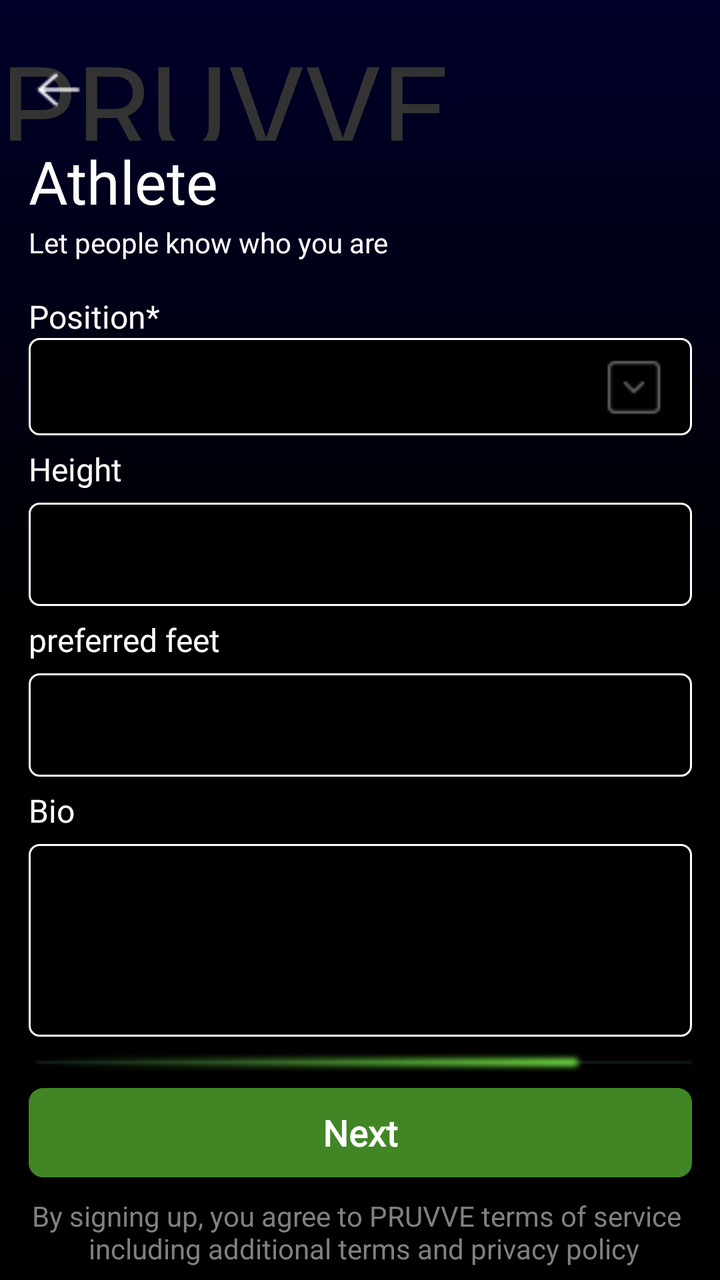
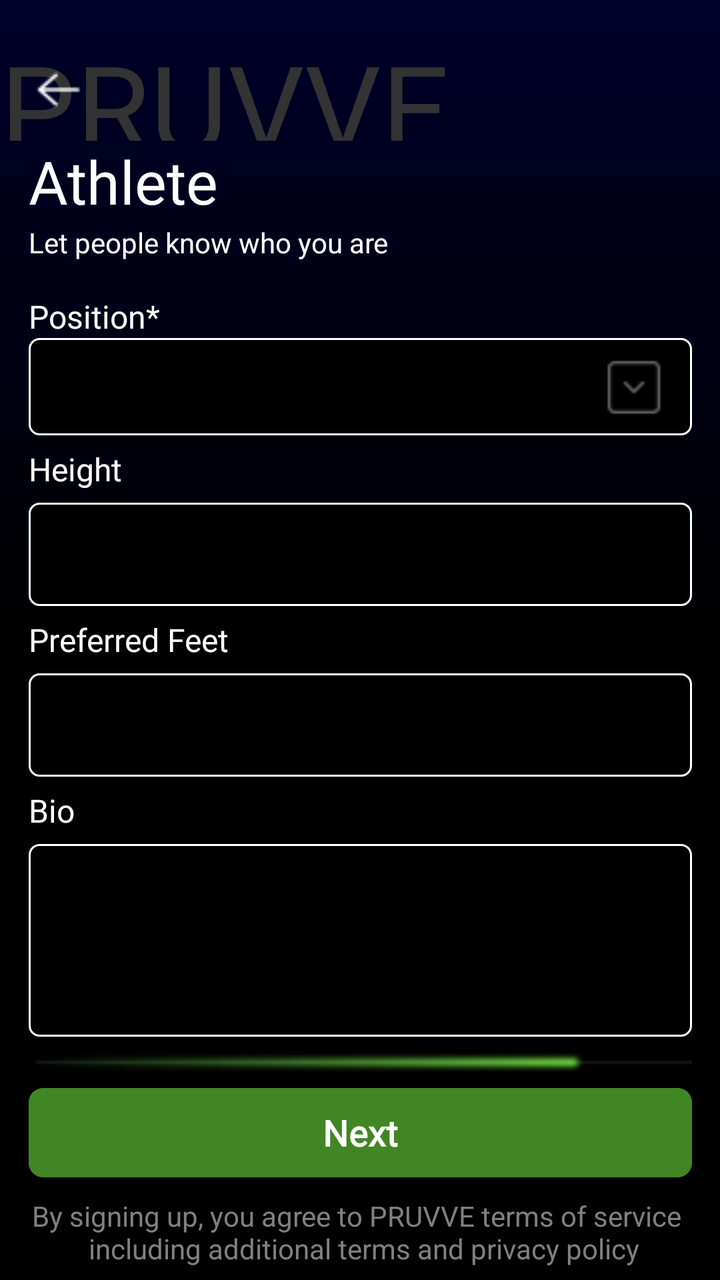

Compare the two renders of this Android layout. The source of the first and the diff that turns it into the second are given below.
<!-- AndroidManifest.xml: application theme Theme.Pruvve -->
<!-- res/layout/activity_athlete_account_finalization.xml -->
<?xml version="1.0" encoding="utf-8"?>
<androidx.constraintlayout.widget.ConstraintLayout xmlns:android="http://schemas.android.com/apk/res/android"
    xmlns:app="http://schemas.android.com/apk/res-auto"
    xmlns:tools="http://schemas.android.com/tools"
    android:background="@drawable/pitch_background"
    android:layout_width="match_parent"
    android:layout_height="match_parent"
    tools:context=".AthleteAccountFinalization">
    <TextView
        android:id="@+id/pruvve1"
        android:layout_width="match_parent"
        android:layout_height="0dp"
        android:fontFamily="@font/my_rubix_glitch"
        android:text="@string/pruvve"
        android:textColor="@color/dark_gray"
        android:textSize="60sp"
        app:layout_constraintBottom_toTopOf="@+id/guideline32"
        app:layout_constraintEnd_toEndOf="parent"
        app:layout_constraintHorizontal_bias="0.0"
        app:layout_constraintStart_toStartOf="parent"
        app:layout_constraintTop_toTopOf="@+id/guideline33"
        app:layout_constraintVertical_bias="0.0" />

    <TextView
        android:id="@+id/textView6"
        android:layout_width="0dp"
        android:layout_height="wrap_content"
        android:layout_marginBottom="1dp"
        android:fontFamily="@font/my_exo"
        android:text="Athlete"
        android:textColor="@color/white"
        android:textSize="30sp"
        app:layout_constraintBottom_toTopOf="@+id/textView5"
        app:layout_constraintEnd_toEndOf="parent"
        app:layout_constraintStart_toStartOf="@+id/guideline29"
        app:layout_constraintTop_toTopOf="@+id/guideline32"
        tools:ignore="HardcodedText" />

    <TextView
        android:id="@+id/textView5"
        android:layout_width="0dp"
        android:layout_height="0dp"
        android:text="Let people know who you are"
        android:textColor="@color/white"
        android:textSize="14sp"
        app:layout_constraintBottom_toTopOf="@+id/constraintLayout"
        app:layout_constraintEnd_toEndOf="parent"
        app:layout_constraintStart_toStartOf="@+id/guideline29"
        app:layout_constraintTop_toBottomOf="@+id/textView6"
        tools:ignore="HardcodedText" />

    <androidx.constraintlayout.widget.ConstraintLayout
        android:id="@+id/constraintLayout"
        android:layout_width="0dp"
        android:layout_height="0dp"
        app:layout_constraintBottom_toTopOf="@+id/guideline34"
        app:layout_constraintEnd_toStartOf="@+id/guideline37"
        app:layout_constraintHorizontal_bias="0.0"
        app:layout_constraintStart_toStartOf="@+id/guideline29"
        app:layout_constraintTop_toTopOf="@+id/guideline35"
        app:layout_constraintVertical_bias="1.0">

        <androidx.constraintlayout.widget.Guideline
            android:id="@+id/guideline71"
            android:layout_width="wrap_content"
            android:layout_height="wrap_content"
            android:orientation="horizontal"
            app:layout_constraintGuide_percent="0.74" />

        <TextView
            android:id="@+id/firstname"
            android:layout_width="match_parent"
            android:layout_height="wrap_content"
            android:fontFamily="@font/my_poppins"
            android:text="Position*"
            android:textColor="@color/white"
            android:textSize="16sp"
            app:layout_constraintEnd_toEndOf="parent"
            app:layout_constraintStart_toStartOf="parent"
            app:layout_constraintTop_toTopOf="parent"
            tools:ignore="HardcodedText" />

        <TextView
            android:id="@+id/lastname"
            android:layout_width="match_parent"
            android:layout_height="wrap_content"
            android:fontFamily="@font/my_poppins"
            android:text="Height"
            android:textColor="@color/white"
            android:textSize="16sp"
            app:layout_constraintBottom_toTopOf="@+id/etheight_field"
            app:layout_constraintEnd_toEndOf="parent"
            app:layout_constraintStart_toStartOf="parent"
            app:layout_constraintTop_toTopOf="@+id/guideline38"
            tools:ignore="HardcodedText" />

        <TextView
            android:id="@+id/zipcode"
            android:layout_width="0dp"
            android:layout_height="wrap_content"
            android:fontFamily="@font/my_poppins"
            android:text="preferred feet"
            android:textColor="@color/white"
            android:textSize="16sp"
            app:layout_constraintBottom_toTopOf="@id/etfeet_field"
            app:layout_constraintEnd_toEndOf="parent"
            app:layout_constraintStart_toStartOf="parent"
            app:layout_constraintTop_toTopOf="@+id/guideline36"
            tools:ignore="HardcodedText" />


        <EditText
            android:id="@+id/etfeet_field"
            android:layout_width="0dp"
            android:layout_height="0dp"
            android:autofillHints="height"
            android:inputType="text"
            android:background="@drawable/sign_in_viewbackgrounds"
            android:hint="feet"
            android:paddingEnd="20dp"
            android:textAlignment="center"
            android:textColor="@color/white"
            android:textSize="20sp"
            app:layout_constraintBottom_toTopOf="@+id/guideline45"
            app:layout_constraintEnd_toEndOf="parent"
            app:layout_constraintStart_toStartOf="parent"
            app:layout_constraintTop_toTopOf="@+id/guideline43"
            app:layout_constraintVertical_bias="1.0"
            tools:ignore="HardcodedText,RtlSymmetry" />

        <TextView
            android:id="@+id/tvpositionview"
            android:layout_width="0dp"
            android:layout_height="0dp"
            android:background="@drawable/sign_in_viewbackgrounds"
            android:fontFamily="@font/poppins_bold"
            android:gravity="center"
            android:textColor="@color/white"
            android:textSize="20sp"
            app:layout_constraintBottom_toTopOf="@+id/guideline38"
            app:layout_constraintEnd_toEndOf="parent"
            app:layout_constraintStart_toStartOf="parent"
            app:layout_constraintTop_toBottomOf="@+id/firstname" />


        <EditText
            android:id="@+id/etheight_field"
            android:layout_width="match_parent"
            android:layout_height="0dp"
            android:inputType="text"
            android:autofillHints="height"
            android:background="@drawable/sign_in_viewbackgrounds"
            android:hint="last name"
            android:textAlignment="center"
            android:textColor="@color/white"
            android:textSize="20sp"
            app:layout_constraintBottom_toTopOf="@+id/guideline36"
            app:layout_constraintStart_toStartOf="parent"
            app:layout_constraintTop_toTopOf="@+id/guideline41"
            app:layout_constraintVertical_bias="0.0"
            tools:ignore="HardcodedText" />

        <TextView
            android:id="@+id/tvbio"
            android:layout_width="0dp"
            android:layout_height="wrap_content"
            android:fontFamily="@font/my_poppins"
            android:text="Bio"
            android:textColor="@color/white"
            android:textSize="16sp"
            app:layout_constraintBottom_toTopOf="@+id/guideline71"
            app:layout_constraintEnd_toEndOf="parent"
            app:layout_constraintStart_toStartOf="parent"
            app:layout_constraintTop_toTopOf="@+id/guideline45"
            tools:ignore="HardcodedText" />

        <EditText
            android:id="@+id/etbiofield"
            android:layout_width="0dp"
            android:layout_height="0dp"
            android:textSize="14sp"
            android:gravity="start"
            android:autofillHints="who are you?"
            android:inputType="textMultiLine"
            android:hint="write your story"
            android:text="\t"
            android:textColor="@color/white"
            android:background="@drawable/sign_in_viewbackgrounds"
            app:layout_constraintBottom_toBottomOf="parent"
            app:layout_constraintEnd_toEndOf="parent"
            app:layout_constraintHorizontal_bias="0.0"
            app:layout_constraintStart_toStartOf="parent"
            app:layout_constraintTop_toTopOf="@+id/guideline71"
            app:layout_constraintVertical_bias="0.0"
            tools:ignore="HardcodedText"/>

        <androidx.constraintlayout.widget.Guideline
            android:id="@+id/guideline38"
            android:layout_width="wrap_content"
            android:layout_height="wrap_content"
            android:orientation="horizontal"
            app:layout_constraintGuide_percent="0.19" />

        <androidx.constraintlayout.widget.Guideline
            android:id="@+id/guideline36"
            android:layout_width="wrap_content"
            android:layout_height="wrap_content"
            android:orientation="horizontal"
            app:layout_constraintGuide_percent="0.42" />

        <androidx.constraintlayout.widget.Guideline
            android:id="@+id/guideline41"
            android:layout_width="wrap_content"
            android:layout_height="wrap_content"
            android:orientation="horizontal"
            app:layout_constraintGuide_percent="0.28" />

        <androidx.constraintlayout.widget.Guideline
            android:id="@+id/guideline43"
            android:layout_width="wrap_content"
            android:layout_height="wrap_content"
            android:orientation="horizontal"
            app:layout_constraintGuide_percent="0.51" />

        <androidx.constraintlayout.widget.Guideline
            android:id="@+id/guideline45"
            android:layout_width="wrap_content"
            android:layout_height="wrap_content"
            android:orientation="horizontal"
            app:layout_constraintGuide_percent="0.65" />

    </androidx.constraintlayout.widget.ConstraintLayout>

    <ImageView
        android:id="@+id/button1"
        android:layout_width="0dp"
        android:layout_height="0dp"
        android:background="@drawable/ep_back"
        android:text="Button"
        app:layout_constraintBottom_toTopOf="@+id/guideline10"
        app:layout_constraintEnd_toStartOf="@+id/guideline30"
        app:layout_constraintStart_toStartOf="@+id/guideline29"
        app:layout_constraintTop_toTopOf="@+id/guideline9"
        tools:ignore="HardcodedText,ContentDescription" />

    <Button
        android:id="@+id/button"
        android:layout_width="0dp"
        android:layout_height="0dp"
        android:background="@drawable/primary_button"
        android:fontFamily="@font/my_exo"
        android:text="Next"
        android:textAlignment="center"
        android:textAllCaps="false"
        android:textColor="@color/white"
        android:textSize="18sp"
        android:textStyle="bold"
        app:layout_constraintBottom_toTopOf="@+id/guideline66"
        app:layout_constraintEnd_toStartOf="@+id/guideline37"
        app:layout_constraintStart_toStartOf="@+id/guideline29"
        app:layout_constraintTop_toTopOf="@+id/guideline72"
        tools:ignore="HardcodedText" />

    <ImageView
        android:layout_width="0dp"
        android:layout_height="0dp"
        android:src="@drawable/progress_bar6"
        android:contentDescription="shows current progress"
        app:layout_constraintBottom_toTopOf="@+id/guideline76"
        app:layout_constraintEnd_toStartOf="@+id/guideline37"
        app:layout_constraintStart_toStartOf="@+id/guideline29"
        app:layout_constraintTop_toTopOf="@+id/guideline75"
        tools:ignore="HardcodedText" />

    <ImageView
        android:id="@+id/imgender"
        android:layout_width="0dp"
        android:layout_height="0dp"
        android:src="@drawable/my_downarroaw"
        app:layout_constraintBottom_toTopOf="@+id/guideline79"
        app:layout_constraintEnd_toStartOf="@+id/guideline37"
        app:layout_constraintStart_toStartOf="@+id/guideline77"
        app:layout_constraintTop_toTopOf="@+id/guideline78"
        tools:ignore="ContentDescription"/>

    <TextView
        android:id="@+id/tvtos"
        android:layout_width="0dp"
        android:layout_height="0dp"
        android:text="By signing up, you agree to PRUVVE terms of service \n including additional terms and privacy policy"
        android:textAlignment="center"
        android:textColor="@color/gray"
        android:textSize="14sp"
        app:layout_constraintBottom_toBottomOf="parent"
        app:layout_constraintEnd_toStartOf="@+id/guideline37"
        app:layout_constraintStart_toStartOf="@+id/guideline29"
        app:layout_constraintTop_toTopOf="@+id/guideline80"
        tools:ignore="hardcodedText" />

    <androidx.constraintlayout.widget.Guideline
        android:id="@+id/guideline10"
        android:layout_width="wrap_content"
        android:layout_height="wrap_content"
        android:orientation="horizontal"
        app:layout_constraintGuide_percent="0.09" />

    <androidx.constraintlayout.widget.Guideline
        android:id="@+id/guideline29"
        android:layout_width="wrap_content"
        android:layout_height="wrap_content"
        android:orientation="vertical"
        app:layout_constraintGuide_percent="0.04" />

    <androidx.constraintlayout.widget.Guideline
        android:id="@+id/guideline30"
        android:layout_width="wrap_content"
        android:layout_height="wrap_content"
        android:orientation="vertical"
        app:layout_constraintGuide_percent="0.12" />

    <androidx.constraintlayout.widget.Guideline
        android:id="@+id/guideline32"
        android:layout_width="wrap_content"
        android:layout_height="wrap_content"
        android:orientation="horizontal"
        app:layout_constraintGuide_percent="0.11" />

    <androidx.constraintlayout.widget.Guideline
        android:id="@+id/guideline33"
        android:layout_width="wrap_content"
        android:layout_height="wrap_content"
        android:orientation="horizontal"
        app:layout_constraintGuide_percent="0.02" />

    <androidx.constraintlayout.widget.Guideline
        android:id="@+id/guideline34"
        android:layout_width="wrap_content"
        android:layout_height="wrap_content"
        android:orientation="horizontal"
        app:layout_constraintGuide_percent="0.81" />

    <androidx.constraintlayout.widget.Guideline
        android:id="@+id/guideline35"
        android:layout_width="wrap_content"
        android:layout_height="wrap_content"
        android:orientation="horizontal"
        app:layout_constraintGuide_percent="0.23" />

    <androidx.constraintlayout.widget.Guideline
        android:id="@+id/guideline37"
        android:layout_width="wrap_content"
        android:layout_height="wrap_content"
        android:orientation="vertical"
        app:layout_constraintGuide_percent="0.96107054" />

    <androidx.constraintlayout.widget.Guideline
        android:id="@+id/guideline66"
        android:layout_width="wrap_content"
        android:layout_height="wrap_content"
        android:orientation="horizontal"
        app:layout_constraintGuide_percent="0.92" />

    <androidx.constraintlayout.widget.Guideline
        android:id="@+id/guideline72"
        android:layout_width="wrap_content"
        android:layout_height="wrap_content"
        android:orientation="horizontal"
        app:layout_constraintGuide_percent="0.85" />

    <androidx.constraintlayout.widget.Guideline
        android:id="@+id/guideline76"
        android:layout_width="wrap_content"
        android:layout_height="wrap_content"
        android:orientation="horizontal"
        app:layout_constraintGuide_percent="0.84" />

    <androidx.constraintlayout.widget.Guideline
        android:id="@+id/guideline75"
        android:layout_width="wrap_content"
        android:layout_height="wrap_content"
        android:orientation="horizontal"
        app:layout_constraintGuide_percent="0.82" />

    <androidx.constraintlayout.widget.Guideline
        android:id="@+id/guideline9"
        android:layout_width="wrap_content"
        android:layout_height="wrap_content"
        android:orientation="horizontal"
        app:layout_constraintGuide_percent="0.05" />

    <androidx.constraintlayout.widget.Guideline
        android:id="@+id/guideline77"
        android:layout_width="wrap_content"
        android:layout_height="wrap_content"
        android:orientation="vertical"
        app:layout_constraintGuide_percent="0.8" />

    <androidx.constraintlayout.widget.Guideline
        android:id="@+id/guideline78"
        android:layout_width="wrap_content"
        android:layout_height="wrap_content"
        android:orientation="horizontal"
        app:layout_constraintGuide_percent="0.275" />

    <androidx.constraintlayout.widget.Guideline
        android:id="@+id/guideline79"
        android:layout_width="wrap_content"
        android:layout_height="wrap_content"
        android:orientation="horizontal"
        app:layout_constraintGuide_percent="0.33" />

    <androidx.constraintlayout.widget.Guideline
        android:id="@+id/guideline80"
        android:layout_width="wrap_content"
        android:layout_height="wrap_content"
        android:orientation="horizontal"
        app:layout_constraintGuide_percent="0.935" />

    <androidx.constraintlayout.widget.Guideline
        android:id="@+id/guideline81"
        android:layout_width="wrap_content"
        android:layout_height="wrap_content"
        android:orientation="horizontal"
        app:layout_constraintGuide_percent="0.965" />

</androidx.constraintlayout.widget.ConstraintLayout>
<!-- resources referenced by this layout -->
<resources>
  <color name="dark_gray">#333333</color>
  <color name="gray">#808080</color>
  <color name="white">#FFFFFFFF</color>
  <!-- drawable ep_back: png bitmap (drawable, 213 bytes) -->
  <!-- drawable my_downarroaw: png bitmap (drawable, 354 bytes) -->
  <!-- drawable pitch_background (drawable) -->
  <?xml version="1.0" encoding="utf-8"?>
  <shape
      xmlns:android="http://schemas.android.com/apk/res/android"
      android:shape="rectangle">
      <gradient android:startColor="@color/black"
          android:endColor="#00002A"
          android:angle="90"
          android:type="linear"
          android:centerColor="@color/black"/>
  
  </shape>
  <!-- drawable primary_button (drawable) -->
  <vector
      xmlns:android="http://schemas.android.com/apk/res/android"
      xmlns:aapt="http://schemas.android.com/aapt"
      android:width="367dp"
      android:height="50dp"
      android:viewportWidth="367"
      android:viewportHeight="50"
      >
      <group>
          <clip-path
              android:pathData="M8 0H359C363.418 0 367 3.58172 367 8V42C367 46.4183 363.418 50 359 50H8C3.58172 50 0 46.4183 0 42V8C0 3.58172 3.58172 0 8 0Z"
              />
          <path
              android:pathData="M0 0V50H367V0"
              android:fillColor="#418624"
              />
      </group>
  </vector>
  <!-- drawable progress_bar6: png bitmap (drawable, 5281 bytes) -->
  <!-- drawable sign_in_viewbackgrounds (drawable) -->
  <?xml version="1.0" encoding="utf-8"?>
  <shape
      xmlns:android="http://schemas.android.com/apk/res/android"
      android:shape="rectangle">
      <solid android:color="@color/black"/>
      <corners
          android:radius="5dp"/>
      <stroke
          android:width="1dp"
          android:color="@color/white"/>
  </shape>
  <string name="pruvve">
      PRUVVE
      </string>
  <style name="Theme.Pruvve" parent="Theme.AppCompat.DayNight.DarkActionBar" />
  <color name="black">#FF000000</color>
</resources>

<!-- the commit's change to res/layout/activity_athlete_account_finalization.xml (unified diff, before → after) -->
@@ -99,7 +99,7 @@
             android:layout_width="0dp"
             android:layout_height="wrap_content"
             android:fontFamily="@font/my_poppins"
-            android:text="preferred feet"
+            android:text="Preferred Feet"
             android:textColor="@color/white"
             android:textSize="16sp"
             app:layout_constraintBottom_toTopOf="@id/etfeet_field"
